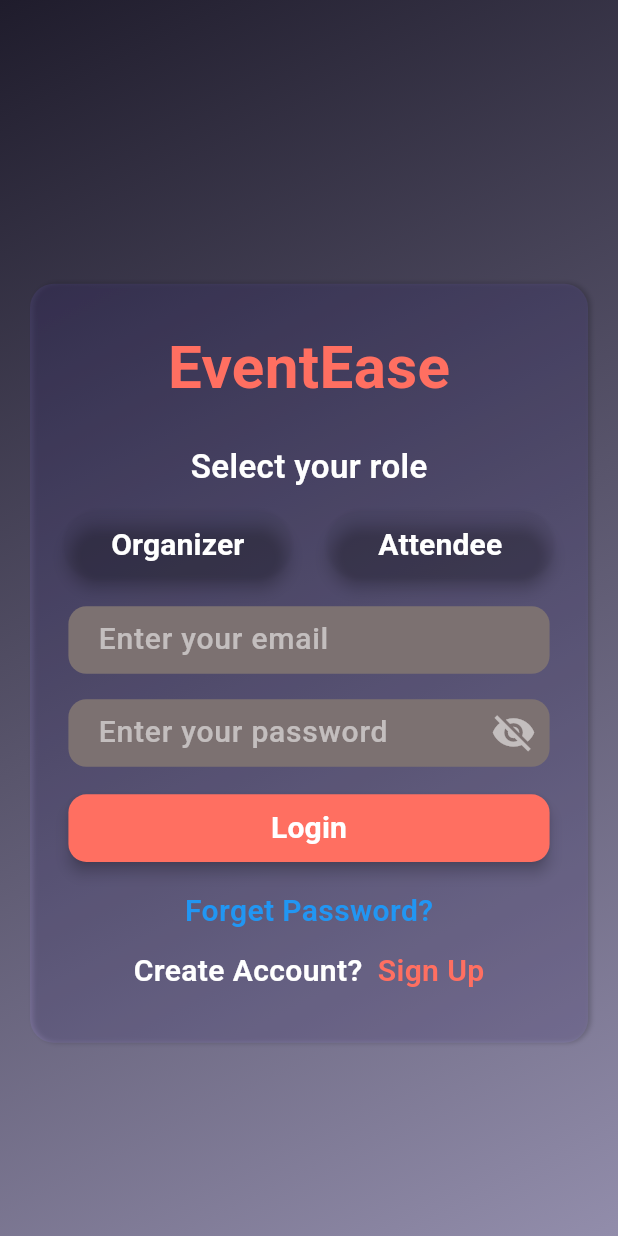
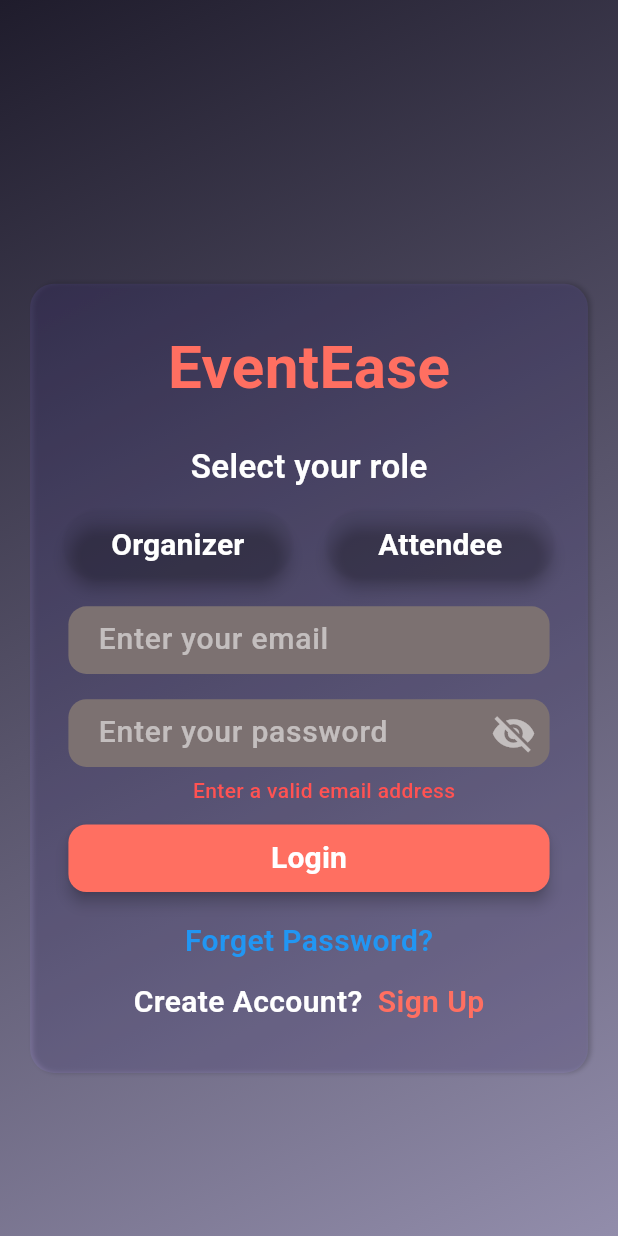
Before and after one commit to iimirzaa/event_management_system, a Flutter app: the LoginView screen opened directly, after a tap on "Login", on a phone screen of 412 x 824 dp. Run offline on Flutter 3.47's test engine with Material 3 defaults, Android fonts, the phone set to English and light mode, and no system bars; our stand-ins replace bloc, flutter_bloc, flutter_screenutil.

Commit message:
Initial Commit

```diff
--- a/lib/CustomWidget/custominput.dart
+++ b/lib/CustomWidget/custominput.dart
@@ -6,12 +6,14 @@ class CustomInput extends StatefulWidget {
   final bool obsecure;
   final IconData? icon;
   final VoidCallback? onTap;
+  final TextEditingController? controller;
   const CustomInput({
     super.key,
     required this.hint,
+    this.controller,
     this.icon,
     this.obsecure = false,
-    this.onTap
+    this.onTap,
   });
 
   @override
@@ -22,6 +24,8 @@ class _State extends State<CustomInput> {
   @override
   Widget build(BuildContext context) {
     return TextFormField(
+      controller: widget.controller,
+      expands: false,
       obscureText: widget.obsecure,
 
       cursorColor: Colors.white,
--- a/lib/features/Auth/Auth_Bloc/auth_bloc.dart
+++ b/lib/features/Auth/Auth_Bloc/auth_bloc.dart
@@ -6,23 +6,53 @@ part 'auth_event.dart';
 part 'auth_state.dart';
 
 class AuthBloc extends Bloc<AuthEvent, AuthState> {
+  String? role;
   AuthBloc() : super(AuthInitial()) {
+    on<RoleButtonClicked>((event, emit) {
+      role = event.role;
+      emit(RoleButtonState(role: event.role));
+    });
     on<EyeIconClicked>((event, emit) {
-      emit(EyeIconState(visibilty: !event.visibilty));
+      emit(EyeIconState(visibilty: !event.visibilty, role: role));
     });
     on<EyeIconSignUpClicked>((event, emit) {
       emit(EyeIconSignUpState(visibilty: !event.visibilty));
     });
-    on<RoleButtonClicked>((event,emit){
-      emit(RoleButtonState(role: event.role));
+    on<LoginButtonClicked>((event, emit) {
+      final email = event.email.trim();
+      final password = event.password.trim();
+      if (event.key == true) {
+        emit(LoginLoadingState());
+      }
+
+      final emailRegex = RegExp(r'^[\w-\.]+@([\w-]+\.)+[\w-]{2,4}$');
+      if (!emailRegex.hasMatch(email)) {
+        emit(LoginErrorState(errorMsg: "Enter a valid email address"));
+        return;
+      }
+
+      // Password validation
+      final passwordRegex = RegExp(
+        r'^(?=.*[A-Z])(?=.*[a-z])(?=.*\d)[A-Za-z\d]{8,}$',
+      );
+      if (!passwordRegex.hasMatch(password)) {
+        emit(
+          LoginErrorState(
+            errorMsg:
+                "Password must be 8+ characters with upper, lower, number",
+          ),
+        );
+        return;
+      }
     });
-    on<LoginGestureClicked>((event,emit){
+
+    on<LoginGestureClicked>((event, emit) {
       emit(LoginGestureState());
     });
-    on<SignUpClicked>((event,emit){
+    on<SignUpClicked>((event, emit) {
       emit(SignUpState());
     });
-    on<SignUpButtonClicked>((event,emit){
+    on<SignUpButtonClicked>((event, emit) {
       emit(SignUpButtonState());
     });
   }
--- a/lib/features/Auth/Auth_Bloc/auth_event.dart
+++ b/lib/features/Auth/Auth_Bloc/auth_event.dart
@@ -23,9 +23,13 @@ class EyeIconSignUpClicked extends AuthEvent{
 class SignUpClicked extends AuthEvent{}
 class LoginGestureClicked extends AuthEvent{}
 class LoginButtonClicked extends AuthEvent{
-   final FormState key;
+   final bool key;
+   final String email;
+   final String password;
    LoginButtonClicked({
-   required this.key
+   required this.key,
+     required this.email,
+     required this.password
 });
 
 }
--- a/lib/features/Auth/Auth_Bloc/auth_state.dart
+++ b/lib/features/Auth/Auth_Bloc/auth_state.dart
@@ -4,32 +4,33 @@ part of 'auth_bloc.dart';
 sealed class AuthState {}
 
 final class AuthInitial extends AuthState {}
-class RoleButtonState extends AuthState{
+
+class RoleButtonState extends AuthState {
   final String role;
-  RoleButtonState({
-    required this.role
-});
+  RoleButtonState({required this.role});
 }
 
-class EyeIconState extends AuthState{
-final bool visibilty;
-EyeIconState({
-  required this.visibilty
-});
+class EyeIconState extends AuthState {
+  final bool visibilty;
+  final String? role;
+  EyeIconState({required this.visibilty,required this.role});
 }
-class EyeIconSignUpState extends AuthState{
+
+class EyeIconSignUpState extends AuthState {
   final bool visibilty;
-  EyeIconSignUpState({
-    required this.visibilty
-  });
+
+  EyeIconSignUpState({required this.visibilty,});
 }
-class LoginGestureState extends AuthState{}
-class SignUpState extends AuthState{}
-class LoginErrorState extends AuthState{
+
+class LoginErrorState extends AuthState {
   final String? errorMsg;
-  LoginErrorState({
-    this.errorMsg
-});
+  LoginErrorState({this.errorMsg});
+}
+class LoginLoadingState extends AuthState{}
+class LoginSuccessfulState extends AuthState {}
 
-}
-class SignUpButtonState extends AuthState{}
+class LoginGestureState extends AuthState {}
+
+class SignUpState extends AuthState {}
+
+class SignUpButtonState extends AuthState {}
--- a/lib/features/Auth/Login/login_view.dart
+++ b/lib/features/Auth/Login/login_view.dart
@@ -30,8 +30,11 @@ class _LoginViewState extends State<LoginView> {
             notvisible = state.visibilty;
           });
         }
-        if(state is SignUpState){
-          Navigator.push(context, MaterialPageRoute(builder: (_)=>SignupView()));
+        if (state is SignUpState) {
+          Navigator.push(
+            context,
+            MaterialPageRoute(builder: (_) => SignupView()),
+          );
         }
       },
       builder: (context, state) {
@@ -40,7 +43,7 @@ class _LoginViewState extends State<LoginView> {
             child: SafeArea(
               child: Center(
                 child: Padding(
-                  padding: const EdgeInsets.all(20.0),
+                  padding: EdgeInsets.all(20.0.r),
                   child: Column(
                     mainAxisAlignment: MainAxisAlignment.center,
                     children: [
@@ -91,7 +94,9 @@ class _LoginViewState extends State<LoginView> {
                                       width: 150.w,
                                       color:
                                           state is RoleButtonState &&
-                                              state.role == "Organizer"
+                                                  state.role == "Organizer" ||
+                                              state is EyeIconState &&
+                                                  state.role == 'Organizer'
                                           ? Color(0xFFFF6F61)
                                           : Colors.transparent,
                                       border: 30,
@@ -108,7 +113,9 @@ class _LoginViewState extends State<LoginView> {
                                       width: 150.w,
                                       color:
                                           state is RoleButtonState &&
-                                              state.role == "Attendee"
+                                                  state.role == "Attendee" ||
+                                              state is EyeIconState &&
+                                                  state.role == 'Attendee'
                                           ? Color(0xFFFF6F61)
                                           : Colors.transparent,
                                       border: 30,
@@ -121,10 +128,14 @@ class _LoginViewState extends State<LoginView> {
                                   ],
                                 ),
                                 SizedBox(height: 15.h),
-                                CustomInput(hint: "Enter your email"),
+                                CustomInput(
+                                  hint: "Enter your email",
+                                  controller: _email_controller,
+                                ),
                                 SizedBox(height: 15.h),
                                 CustomInput(
                                   hint: "Enter your password",
+                                  controller: _password_controller,
                                   icon: notvisible
                                       ? Icons.visibility_off
                                       : Icons.visibility,
@@ -135,14 +146,35 @@ class _LoginViewState extends State<LoginView> {
                                     );
                                   },
                                 ),
-                                SizedBox(height: 15.h),
+                                SizedBox(height: 5.h),
+                                if (state is LoginErrorState) ...[
+                                  Padding(
+                                    padding: EdgeInsets.only(left: 20.r),
+                                    child: CustomText(
+                                      color: Colors.redAccent,
+                                      weight: FontWeight.w500,
+                                      text: state.errorMsg ?? "",
+                                    ),
+                                  ),
+                                ],
+                                SizedBox(height: 10.h),
                                 CustomButton(
                                   text: "Login",
                                   height: 40.h,
                                   width: 320.w,
                                   color: Color(0xFFFF6F61),
                                   border: 12,
-                                  press: () {},
+                                  press: () {
+                                    context.read<AuthBloc>().add(
+                                      LoginButtonClicked(
+                                        key: _form_key.currentState!.validate(),
+                                        email: _email_controller.text,
+                                        password: _password_controller.text,
+                                      ),
+                                    );
+                                    _email_controller.clear();
+                                    _password_controller.clear();
+                                  },
                                 ),
                                 SizedBox(height: 15.h),
                                 GestureDetector(
@@ -157,8 +189,10 @@ class _LoginViewState extends State<LoginView> {
                                 ),
                                 SizedBox(height: 10.h),
                                 GestureDetector(
-                                  onTap: (){
-                                    context.read<AuthBloc>().add(SignUpClicked());
+                                  onTap: () {
+                                    context.read<AuthBloc>().add(
+                                      SignUpClicked(),
+                                    );
                                   },
                                   child: Row(
                                     mainAxisAlignment: MainAxisAlignment.center,
--- a/lib/features/Auth/Otp/send_otp.dart
+++ b/lib/features/Auth/Otp/send_otp.dart
@@ -2,11 +2,9 @@ import 'package:event_management_system/Scaffold_Theme/scaffold_gradient.dart';
 import 'package:flutter/material.dart';
 import 'package:event_management_system/CustomWidget/CustomButton.dart';
 import 'package:event_management_system/CustomWidget/CustomText.dart';
-import 'package:event_management_system/CustomWidget/custominput.dart';
-import 'package:event_management_system/Scaffold_Theme/scaffold_gradient.dart';
+
 import 'package:event_management_system/features/Auth/Login/login_view.dart';
-import 'package:event_management_system/features/Auth/Otp/send_otp.dart';
-import 'package:flutter/material.dart';
+
 import 'package:flutter_screenutil/flutter_screenutil.dart';
 import 'package:flutter_bloc/flutter_bloc.dart';
 import '../Auth_Bloc/auth_bloc.dart';
@@ -168,7 +166,7 @@ class _SendOtpState extends State<SendOtp> {
                                             12.r,
                                           ),
                                           borderSide: BorderSide(
-                                            color: Colors.orangeAccent,
+                                            color: Colors.redAccent,
                                             width: 2,
                                           ),
                                         ),
@@ -178,16 +176,14 @@ class _SendOtpState extends State<SendOtp> {
                                 ),
                                 SizedBox(height: 15.h),
                                 CustomButton(
-                                  text: "Verify Otp",
+                                  text: "Verify OTP",
                                   height: 40.h,
                                   width: 320.w,
                                   color: Color(0xFFFF6F61),
                                   press: () {},
                                   border: 12,
                                 ),
-                                SizedBox(
-                                  height: 15.h,
-                                )
+                                SizedBox(height: 15.h),
                               ],
                             ),
                           ),
```
Also changed, not shown: lib/features/Auth/forget_password/forget_password_view.dart (added).
